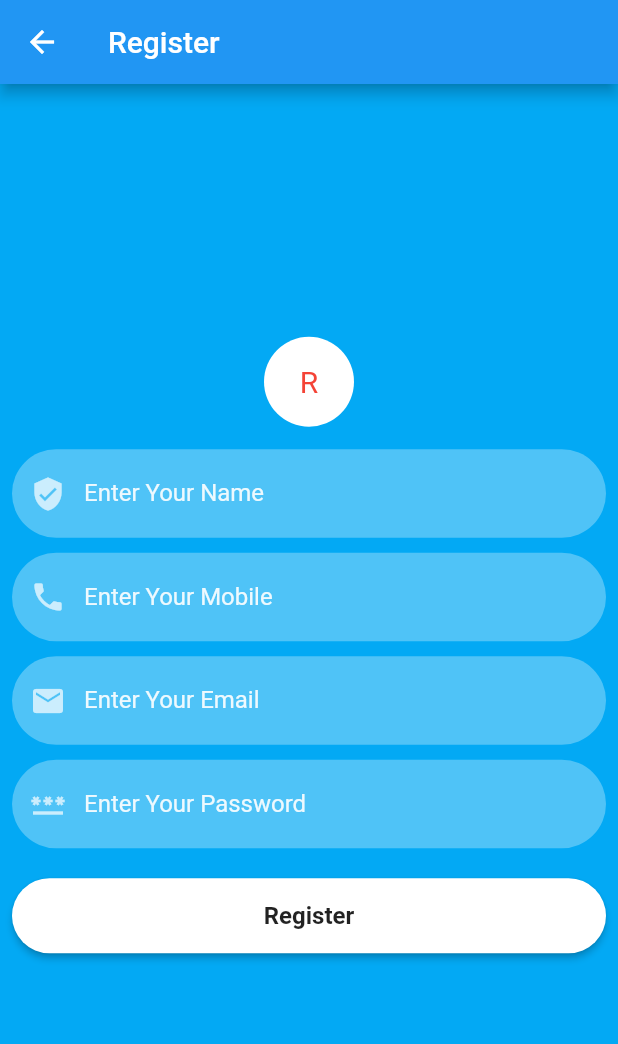
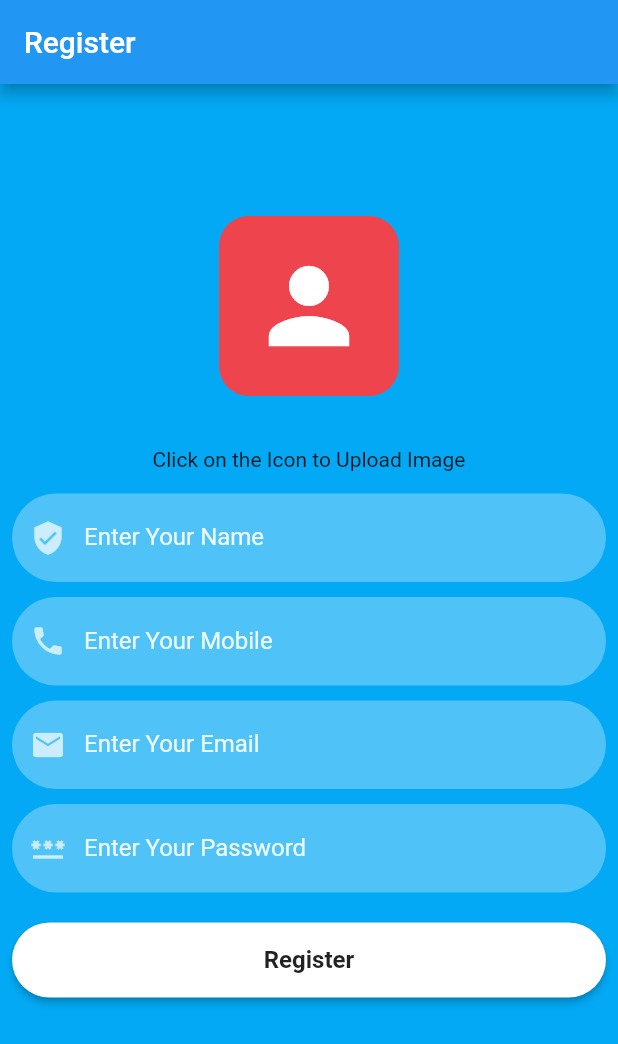
Before and after one commit to kamal614/Flutter-Registration-Firestore-Database, a Flutter app: the RegisterApp screen opened directly, on a phone screen of 412 x 824 dp. Shown: the top 1044 px of the screen. Run offline on Flutter 3.47's test engine with Material 2 defaults, Android fonts, the phone set to English and light mode, and no system bars; our stand-ins replace cloud_firestore, firebase_auth, firebase_core, firebase_storage, get, image_picker; accounts and stored records are empty.

Commit message:
Added the photo uploading section

```diff
--- a/lib/Screens/register_page.dart
+++ b/lib/Screens/register_page.dart
@@ -1,10 +1,14 @@
+import 'dart:io';
+
 import 'package:cloud_firestore/cloud_firestore.dart';
 import 'package:firebase_auth/firebase_auth.dart';
 import 'package:firebase_registration_app/Screens/homepage.dart';
 import 'package:firebase_registration_app/Widgets/common_widgets.dart';
 import 'package:firebase_registration_app/constants/string_constants.dart';
+import 'package:firebase_storage/firebase_storage.dart';
 import 'package:flutter/material.dart';
 import 'package:get/get.dart';
+import 'package:image_picker/image_picker.dart';
 
 class RegisterApp extends StatefulWidget {
   const RegisterApp({Key? key}) : super(key: key);
@@ -21,6 +25,31 @@ class _RegisterAppState extends State<RegisterApp> {
   final TextEditingController _emailController = TextEditingController();
   final TextEditingController _passwordController = TextEditingController();
 
+  double screenHeight = 0;
+  double screenWidth = 0;
+  Color primary = const Color(0xffeef444c);
+  String profilePicLink = "";
+
+  void pickUploadProfilePic() async {
+    final image = await ImagePicker().pickImage(
+      source: ImageSource.gallery,
+      maxHeight: 512,
+      maxWidth: 512,
+      imageQuality: 75,
+    );
+
+    Reference ref =
+        FirebaseStorage.instance.ref().child("$_nameController+profilepic.jpg");
+    await ref.putFile(File(image!.path));
+
+    ref.getDownloadURL().then((value) async {
+      setState(() {
+        profilePicLink = value;
+        print(value);
+      });
+    });
+  }
+
   @override
   Widget build(BuildContext context) {
     return isLoading
@@ -30,7 +59,7 @@ class _RegisterAppState extends State<RegisterApp> {
             appBar: AppBar(
               title: Text(GlobalConstants().register),
             ),
-            body: SafeArea(
+            body: SingleChildScrollView(
               child: Form(
                 key: _formKey,
                 child: Padding(
@@ -38,14 +67,35 @@ class _RegisterAppState extends State<RegisterApp> {
                   child: Column(
                       mainAxisAlignment: MainAxisAlignment.center,
                       children: [
-                        const CircleAvatar(
-                          backgroundColor: Colors.white,
-                          minRadius: 30,
-                          child: Text(
-                            "R",
-                            style: TextStyle(color: Colors.red, fontSize: 20),
+                        GestureDetector(
+                          onTap: () {
+                            pickUploadProfilePic();
+                          },
+                          child: Container(
+                            margin: const EdgeInsets.only(top: 80, bottom: 24),
+                            height: 120,
+                            width: 120,
+                            alignment: Alignment.center,
+                            decoration: BoxDecoration(
+                              borderRadius: BorderRadius.circular(20),
+                              color: primary,
+                            ),
+                            child: Center(
+                              child: profilePicLink == ""
+                                  ? const Icon(
+                                      Icons.person,
+                                      color: Colors.white,
+                                      size: 80,
+                                    )
+                                  : ClipRRect(
+                                      borderRadius: BorderRadius.circular(20),
+                                      child: Image.network(profilePicLink),
+                                    ),
+                            ),
                           ),
                         ),
+                        const SizedBox(height: 10),
+                        Text(GlobalConstants().uploadImage),
                         const SizedBox(height: 15),
                         commonTextField(
                             GlobalConstants().name,
@@ -108,7 +158,7 @@ class _RegisterAppState extends State<RegisterApp> {
                                   "email": value.user!.email,
                                   "name": _nameController.text,
                                   "phone": _mobileController.text,
-                                  "photo": value.user!.photoURL,
+                                  "photo": profilePicLink,
                                 }
                                         // {"email": value.user!.email},
                                         ).then((value) {
--- a/lib/constants/string_constants.dart
+++ b/lib/constants/string_constants.dart
@@ -11,4 +11,5 @@ class GlobalConstants {
   String nameLoading = " Name Loading...";
   String mobileLoading = "Mobile Loading...";
   String emailLoading = "Email Loading...";
+  String uploadImage = "Click on the Icon to Upload Image";
 }
--- a/lib/main.dart
+++ b/lib/main.dart
@@ -20,6 +20,6 @@ class MyApp extends StatelessWidget {
         theme: ThemeData(
           primarySwatch: Colors.blue,
         ),
-        home: const Homepage());
+        home: const RegisterApp());
   }
 }
--- a/pubspec.yaml
+++ b/pubspec.yaml
@@ -38,6 +38,8 @@ dependencies:
   firebase_auth: ^3.3.19
   firebase_core: ^1.17.1
   cloud_firestore: ^3.1.17
+  firebase_storage: ^10.2.18
+  image_picker: ^0.8.5+3
 
 dev_dependencies:
   flutter_test:
@@ -61,10 +63,10 @@ flutter:
   # the material Icons class.
   uses-material-design: true
 
+
   # To add assets to your application, add an assets section, like this:
   # assets:
-  #   - images/a_dot_burr.jpeg
-  #   - images/a_dot_ham.jpeg
+
 
   # An image asset can refer to one or more resolution-specific "variants", see
   # https://flutter.dev/assets-and-images/#resolution-aware
```
Also changed, not shown: lib/Screens/homepage.dart (+5 -6 lines), pubspec.lock, 2 other files.
